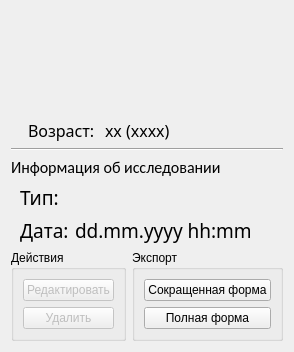
First picture: the form in project/forms/Examination_info.ui, repository Galoev/nutritionist-helper, before the edit.
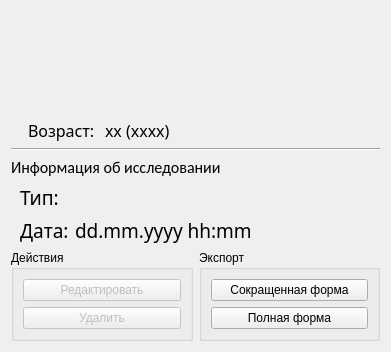
Second picture: the form after the edit. Icons and pictures are not drawn.

Patch:
```diff
--- a/project/forms/Examination_info.ui
+++ b/project/forms/Examination_info.ui
@@ -6,7 +6,7 @@
    <rect>
     <x>0</x>
     <y>0</y>
-    <width>281</width>
+    <width>391</width>
     <height>321</height>
    </rect>
   </property>
```
Left out of the diff: 2 changed lines with no effect on the pictures.
